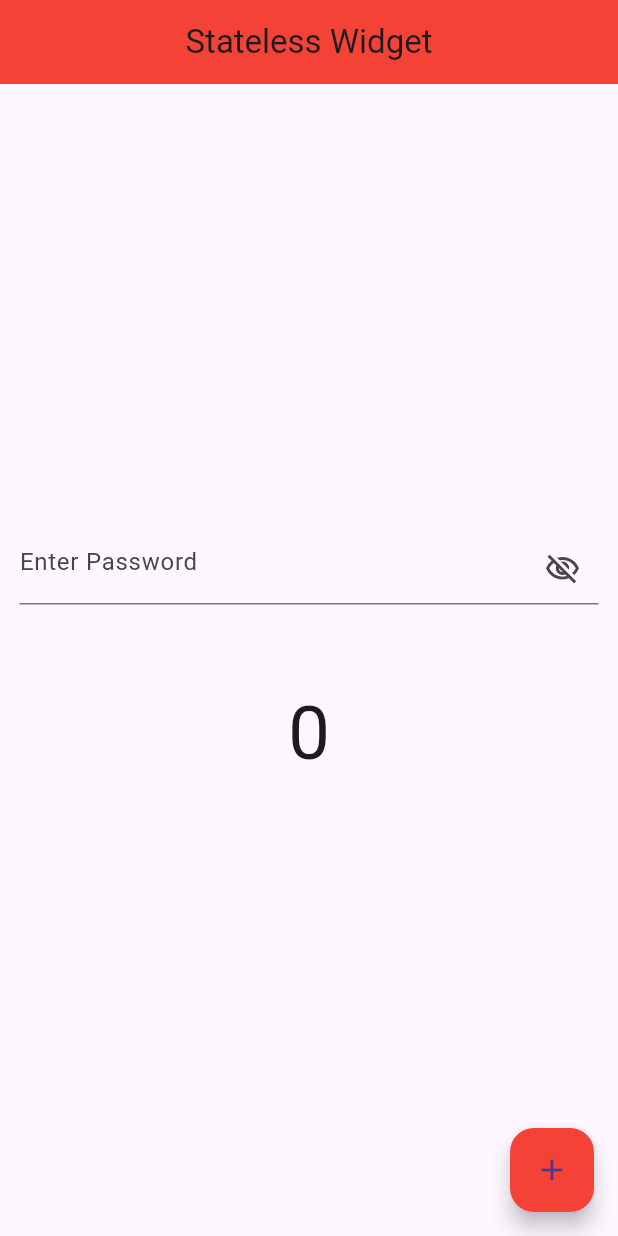
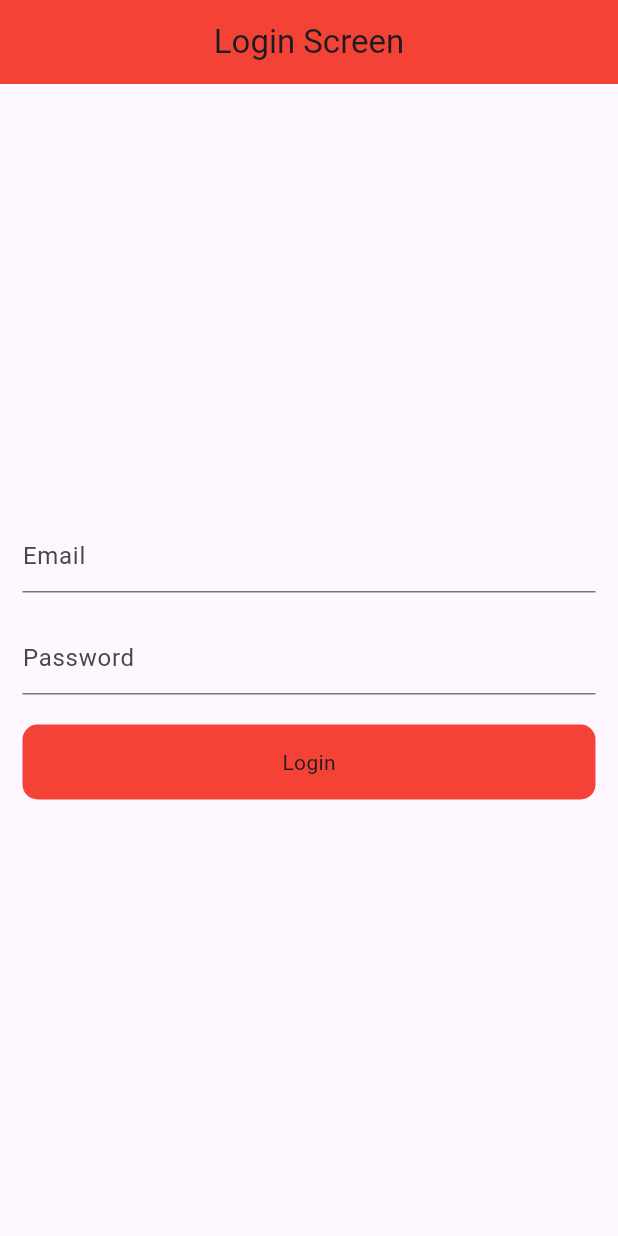
Before and after one commit to Aabis-Ahmed-Hassan/Provider-State-Management, a Flutter app: the screen it shows after launch, on a phone screen of 412 x 824 dp. Run offline on Flutter 3.47's test engine with Material 3 defaults, Android fonts, the phone set to English and light mode, and no system bars.

Commit message:
Done with Login Api

```diff
--- /dev/null
+++ b/lib/Provider/login_api_class.dart
@@ -0,0 +1,56 @@
+import 'package:flutter/foundation.dart';
+import 'package:http/http.dart';
+
+class LoginApiClass with ChangeNotifier {
+  bool _loading = false;
+
+  bool get getLoading => _loading;
+
+  void setLoading(bool value) {
+    _loading = value;
+  }
+
+
+
+  void login(String email, String password) async {
+
+
+    setLoading(true);
+
+
+
+    try {
+      var url = Uri.parse('https://reqres.in/api/login');
+
+      var input = {
+        'email': email,
+        'password': password,
+      };
+
+      var response = await post(
+        url,
+        body: input,
+      );
+
+      if (response.statusCode == 200) {
+        print('Login Successfully');
+        setLoading(false);
+
+      } else {
+
+        print('Wrong username or password');
+        setLoading(false);
+
+      }
+    } catch (e) {
+      setLoading(false);
+
+      print(e.toString());
+
+    }
+
+    notifyListeners();
+
+
+  }
+}
--- /dev/null
+++ b/lib/Screens/login_api_screen.dart
@@ -0,0 +1,73 @@
+import 'package:flutter/material.dart';
+import 'package:provider/provider.dart';
+import 'package:provider_state_management/Provider/login_api_class.dart';
+
+class LoginApiWidget extends StatefulWidget {
+  const LoginApiWidget({super.key});
+
+  @override
+  State<LoginApiWidget> createState() => _LoginApiWidgetState();
+}
+
+class _LoginApiWidgetState extends State<LoginApiWidget> {
+  TextEditingController emailController = TextEditingController();
+  TextEditingController passwordController = TextEditingController();
+
+  @override
+  Widget build(BuildContext context) {
+    final myProvider = Provider.of<LoginApiClass>(context);
+    return Scaffold(
+        appBar: AppBar(
+          backgroundColor: Colors.red,
+          title: const Text('Login Screen'),
+          centerTitle: true,
+        ),
+        body: Padding(
+          padding: const EdgeInsets.symmetric(horizontal: 15),
+          child: Column(
+            mainAxisAlignment: MainAxisAlignment.center,
+            crossAxisAlignment: CrossAxisAlignment.center,
+            children: [
+              TextFormField(
+                controller: emailController,
+                decoration: const InputDecoration(
+                  hintText: 'Email',
+                ),
+              ),
+              const SizedBox(
+                height: 20,
+              ),
+              TextFormField(
+                obscureText: true,
+                controller: passwordController,
+                decoration: const InputDecoration(
+                  hintText: 'Password',
+                ),
+              ),
+              const SizedBox(
+                height: 20,
+              ),
+              InkWell(
+                onTap: () {
+
+                  myProvider.login(emailController.text.toString(),
+                      passwordController.text.toString());
+                },
+                child: Container(
+                  height: 50,
+                  decoration: BoxDecoration(
+                    color: Colors.red,
+                    borderRadius: BorderRadius.circular(10),
+                  ),
+                  child: Center(
+                    child: myProvider.getLoading
+                        ? CircularProgressIndicator()
+                        : Text('Login'),
+                  ),
+                ),
+              ),
+            ],
+          ),
+        ));
+  }
+}
--- a/lib/main.dart
+++ b/lib/main.dart
@@ -3,10 +3,12 @@ import 'package:provider/provider.dart';
 import 'package:provider_state_management/Provider/count_provider.dart';
 import 'package:provider_state_management/Provider/dark_mode_class.dart';
 import 'package:provider_state_management/Provider/favourite_class.dart';
+import 'package:provider_state_management/Provider/login_api_class.dart';
 import 'package:provider_state_management/Provider/my_provider_class.dart';
 import 'package:provider_state_management/Provider/my_slider_screen.dart';
 import 'package:provider_state_management/Screens/dark_mode_screen.dart';
 import 'package:provider_state_management/Screens/favourite_screen.dart';
+import 'package:provider_state_management/Screens/login_api_screen.dart';
 import 'package:provider_state_management/Screens/my_provider_screen.dart';
 import 'package:provider_state_management/Screens/my_slider_screen.dart';
 import 'package:provider_state_management/Screens/stateless_as_stateful.dart';
@@ -35,15 +37,28 @@ class MyApp extends StatelessWidget {
           ChangeNotifierProvider(
             create: (_) => DarkModeClass(),
           ),
+
+
+
+
+
+          ChangeNotifierProvider(
+            create:(_)=>LoginApiClass(),
+          ),
         ],
         child: Builder(builder: (BuildContext context) {
           final darkModeProvider = Provider.of<DarkModeClass>(context);
 
           return MaterialApp(
+
+            theme:ThemeData(
+              primarySwatch: Colors.red,
+            ),
+
             debugShowCheckedModeBanner: false,
 
 
-            home: StatelessAsStateful(),
+            home: LoginApiWidget(),
           );
         }));
   }
--- a/pubspec.yaml
+++ b/pubspec.yaml
@@ -36,6 +36,7 @@ dependencies:
   # Use with the CupertinoIcons class for iOS style icons.
   cupertino_icons: ^1.0.2
   provider: ^6.1.1
+  http: ^1.2.0
 
 
 dev_dependencies:
```
Also changed, not shown: pubspec.lock.
